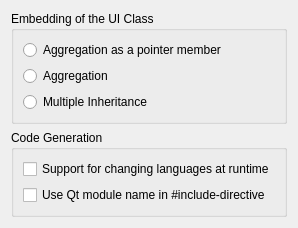
Old version of the form src/plugins/designer/cpp/cppsettingspagewidget.ui in the repository qt-creator/qt-creator.
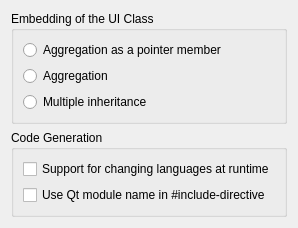
New version of the form.

```diff
--- a/src/plugins/designer/cpp/cppsettingspagewidget.ui
+++ b/src/plugins/designer/cpp/cppsettingspagewidget.ui
@@ -32,7 +32,7 @@
       <item>
        <widget class="QRadioButton" name="multipleInheritanceButton">
         <property name="text">
-         <string>Multiple Inheritance</string>
+         <string>Multiple inheritance</string>
         </property>
        </widget>
       </item>
```
